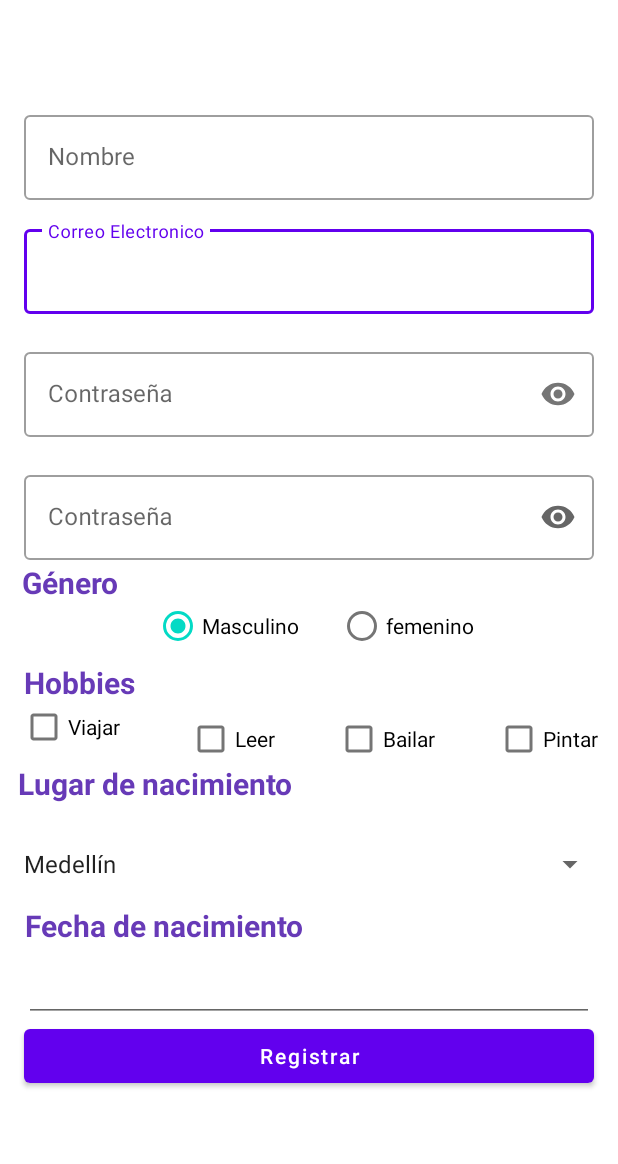
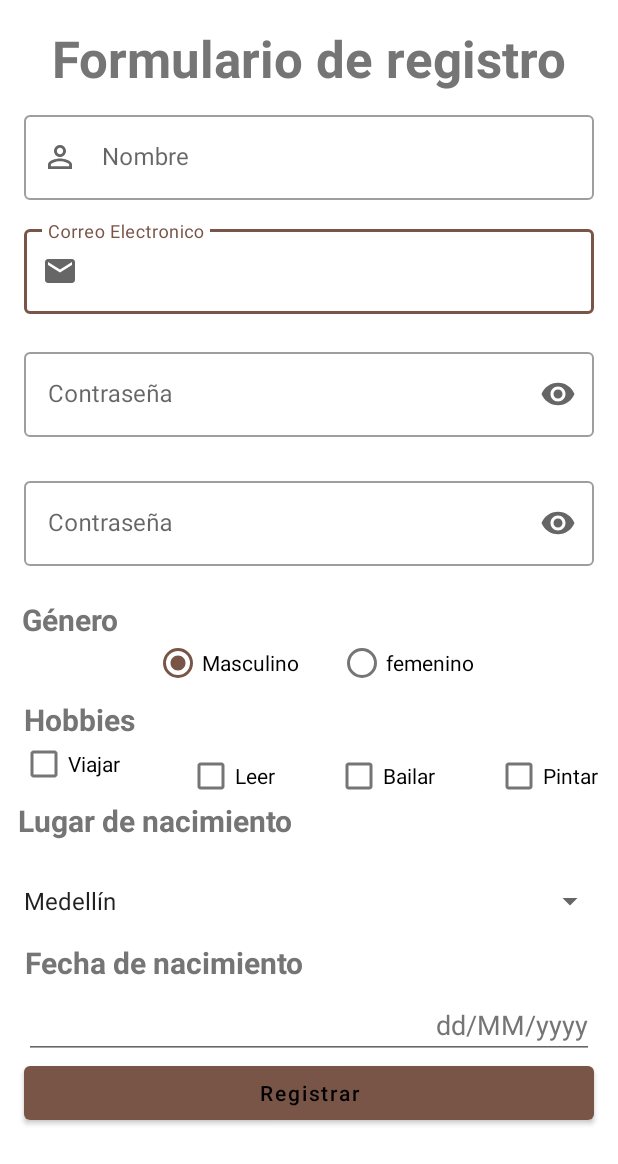
Before and after one commit to sebastianbernalc/Fomulario, an Android app: the layout activity_main.xml on its own in the app's theme, with its tools: preview values and no code run, on a phone screen of 412 x 824 dp. Shown: the top 1164 px of the screen. Run offline under Robolectric (Android 15) with nearby library versions, the phone set to English and light mode, and no system bars.

Commit message:
Queda listo el formulario

```diff
--- /dev/null
+++ b/app/src/main/res/drawable/ic_baseline_email_24.xml
@@ -0,0 +1,5 @@
+<vector android:height="24dp" android:tint="#000000"
+    android:viewportHeight="24" android:viewportWidth="24"
+    android:width="24dp" xmlns:android="http://schemas.android.com/apk/res/android">
+    <path android:fillColor="@android:color/white" android:pathData="M20,4L4,4c-1.1,0 -1.99,0.9 -1.99,2L2,18c0,1.1 0.9,2 2,2h16c1.1,0 2,-0.9 2,-2L22,6c0,-1.1 -0.9,-2 -2,-2zM20,8l-8,5 -8,-5L4,6l8,5 8,-5v2z"/>
+</vector>
--- /dev/null
+++ b/app/src/main/res/drawable/ic_baseline_person_outline_24.xml
@@ -0,0 +1,5 @@
+<vector android:height="24dp" android:tint="#000000"
+    android:viewportHeight="24" android:viewportWidth="24"
+    android:width="24dp" xmlns:android="http://schemas.android.com/apk/res/android">
+    <path android:fillColor="@android:color/white" android:pathData="M12,5.9c1.16,0 2.1,0.94 2.1,2.1s-0.94,2.1 -2.1,2.1S9.9,9.16 9.9,8s0.94,-2.1 2.1,-2.1m0,9c2.97,0 6.1,1.46 6.1,2.1v1.1L5.9,18.1L5.9,17c0,-0.64 3.13,-2.1 6.1,-2.1M12,4C9.79,4 8,5.79 8,8s1.79,4 4,4 4,-1.79 4,-4 -1.79,-4 -4,-4zM12,13c-2.67,0 -8,1.34 -8,4v3h16v-3c0,-2.66 -5.33,-4 -8,-4z"/>
+</vector>
--- a/app/src/main/res/layout/activity_main.xml
+++ b/app/src/main/res/layout/activity_main.xml
@@ -16,7 +16,7 @@
         android:layout_marginTop="16dp"
         android:layout_marginEnd="16dp"
         android:text="@string/register_form"
-        android:textColor="@color/white"
+        android:textColor="@color/secondary_text"
         android:textSize="34sp"
         android:textStyle="bold"
         app:layout_constraintEnd_toEndOf="parent"
@@ -26,6 +26,7 @@
 
     <com.google.android.material.textfield.TextInputLayout
         android:id="@+id/email_text_input_layout"
+        app:startIconDrawable="@drawable/ic_baseline_email_24"
         style="@style/Widget.MaterialComponents.TextInputLayout.OutlinedBox"
         android:layout_width="0dp"
         android:layout_height="wrap_content"
@@ -34,6 +35,8 @@
         android:layout_marginEnd="16dp"
         android:hint="@string/email"
         android:inputType="textEmailAddress"
+        app:endIconMode="clear_text"
+
         app:layout_constraintEnd_toEndOf="parent"
         app:layout_constraintStart_toStartOf="parent"
         app:layout_constraintTop_toBottomOf="@+id/nombre_edit_text">
@@ -59,14 +62,16 @@
         android:textAllCaps="false"
         app:layout_constraintEnd_toEndOf="parent"
         app:layout_constraintStart_toStartOf="parent"
-        app:layout_constraintTop_toBottomOf="@+id/ciudad_nacimiento_spinner" />
+        app:layout_constraintTop_toBottomOf="@+id/ciudad_nacimiento_spinner"
+        app:rippleColor="#303F9F"
+        tools:ignore="TouchTargetSizeCheck" />
 
     <TextView
         android:id="@+id/info_text_view"
         android:layout_width="0dp"
         android:layout_height="wrap_content"
         android:layout_marginStart="16dp"
-        android:layout_marginTop="16dp"
+        android:layout_marginTop="6dp"
         android:layout_marginEnd="16dp"
         app:layout_constraintEnd_toEndOf="parent"
         app:layout_constraintStart_toStartOf="parent"
@@ -81,6 +86,8 @@
         android:layout_marginTop="10dp"
         android:layout_marginEnd="16dp"
         android:hint="@string/Name"
+        app:startIconDrawable="@drawable/ic_baseline_person_outline_24"
+        app:endIconMode="clear_text"
         app:layout_constraintEnd_toEndOf="parent"
         app:layout_constraintStart_toStartOf="parent"
         app:layout_constraintTop_toBottomOf="@id/Titulo_Text_View">
@@ -106,7 +113,9 @@
         app:layout_constraintEnd_toEndOf="parent"
         app:layout_constraintStart_toStartOf="parent"
         app:layout_constraintTop_toBottomOf="@+id/email_text_input_layout"
-        app:passwordToggleEnabled="true">
+        app:endIconMode="password_toggle"
+        app:errorEnabled="true"
+        app:errorIconDrawable="@null">
 
         <com.google.android.material.textfield.TextInputEditText
             android:id="@+id/pass_edit_text"
@@ -123,10 +132,12 @@
         android:layout_width="0dp"
         android:layout_height="wrap_content"
         android:layout_marginStart="16dp"
-        android:layout_marginTop="20dp"
+        android:layout_marginTop="3dp"
         android:layout_marginEnd="16dp"
         android:hint="@string/password"
         app:endIconMode="password_toggle"
+        app:errorEnabled="true"
+        app:errorIconDrawable="@null"
         app:layout_constraintEnd_toEndOf="parent"
         app:layout_constraintStart_toStartOf="parent"
         app:layout_constraintTop_toBottomOf="@+id/password_text_input">
@@ -177,7 +188,7 @@
         android:layout_marginStart="16dp"
         android:layout_marginEnd="300dp"
         android:text="@string/hobbies"
-        android:textColor="#673AB7"
+        android:textColor="@color/secondary_text"
         android:textSize="20sp"
         android:textStyle="bold"
         app:layout_constraintEnd_toEndOf="parent"
@@ -242,7 +253,7 @@
         android:layout_marginTop="8dp"
         android:layout_marginEnd="341dp"
         android:text="@string/lugar_nacimiento"
-        android:textColor="#673AB7"
+        android:textColor="@color/secondary_text"
         android:textSize="20sp"
         android:textStyle="bold"
         app:layout_constraintEnd_toEndOf="parent"
@@ -274,7 +285,7 @@
         android:layout_marginTop="1dp"
         android:layout_marginEnd="342dp"
         android:text="@string/genero"
-        android:textColor="#673AB7"
+        android:textColor="@color/secondary_text"
         android:textSize="20sp"
         android:textStyle="bold"
         app:layout_constraintEnd_toEndOf="parent"
@@ -306,10 +317,11 @@
         android:clickable="true"
         android:focusable="true"
         android:focusableInTouchMode="false"
+        android:hint="@string/fecha_estructura"
         android:inputType="date"
         android:isScrollContainer="false"
         android:textAlignment="textEnd"
-        android:textColorHint="#000000"
+        android:textColorHint="@color/secondary_text"
         app:layout_constraintEnd_toEndOf="parent"
         app:layout_constraintHorizontal_bias="0.467"
         app:layout_constraintStart_toStartOf="parent"
@@ -324,7 +336,7 @@
         android:layout_marginTop="3dp"
         android:layout_marginEnd="255dp"
         android:text="@string/fecha_nacimiento"
-        android:textColor="#673AB7"
+        android:textColor="@color/secondary_text"
         android:textSize="20sp"
         android:textStyle="bold"
         app:layout_constraintEnd_toEndOf="parent"
--- a/app/src/main/res/values-night/themes.xml
+++ b/app/src/main/res/values-night/themes.xml
@@ -2,12 +2,12 @@
     <!-- Base application theme. -->
     <style name="Theme.Fomulario" parent="Theme.MaterialComponents.DayNight.DarkActionBar">
         <!-- Primary brand color. -->
-        <item name="colorPrimary">@color/purple_200</item>
-        <item name="colorPrimaryVariant">@color/purple_700</item>
+        <item name="colorPrimary">@color/accent</item>
+        <item name="colorPrimaryVariant">@color/accent</item>
         <item name="colorOnPrimary">@color/black</item>
         <!-- Secondary brand color. -->
-        <item name="colorSecondary">@color/teal_200</item>
-        <item name="colorSecondaryVariant">@color/teal_200</item>
+        <item name="colorSecondary">@color/accent</item>
+        <item name="colorSecondaryVariant">@color/accent</item>
         <item name="colorOnSecondary">@color/black</item>
         <!-- Status bar color. -->
         <item name="android:statusBarColor" tools:targetApi="l">?attr/colorPrimaryVariant</item>
--- a/app/src/main/res/values/themes.xml
+++ b/app/src/main/res/values/themes.xml
@@ -2,12 +2,12 @@
     <!-- Base application theme. -->
     <style name="Theme.Fomulario" parent="Theme.MaterialComponents.DayNight.DarkActionBar">
         <!-- Primary brand color. -->
-        <item name="colorPrimary">@color/purple_500</item>
-        <item name="colorPrimaryVariant">@color/purple_700</item>
-        <item name="colorOnPrimary">@color/white</item>
+        <item name="colorPrimary">@color/accent</item>
+        <item name="colorPrimaryVariant">@color/accent</item>
+        <item name="colorOnPrimary">@color/black</item>
         <!-- Secondary brand color. -->
-        <item name="colorSecondary">@color/teal_200</item>
-        <item name="colorSecondaryVariant">@color/teal_700</item>
+        <item name="colorSecondary">@color/accent</item>
+        <item name="colorSecondaryVariant">@color/accent</item>
         <item name="colorOnSecondary">@color/black</item>
         <!-- Status bar color. -->
         <item name="android:statusBarColor" tools:targetApi="l">?attr/colorPrimaryVariant</item>
```
Also changed, not shown: app/src/main/java/com/sebastianb/fomulario/MainActivity.kt (+101 -43 lines), app/src/main/res/values/colors.xml (+10 -0 lines), app/src/main/res/values/strings.xml (+11 -0 lines), 2 other files.
